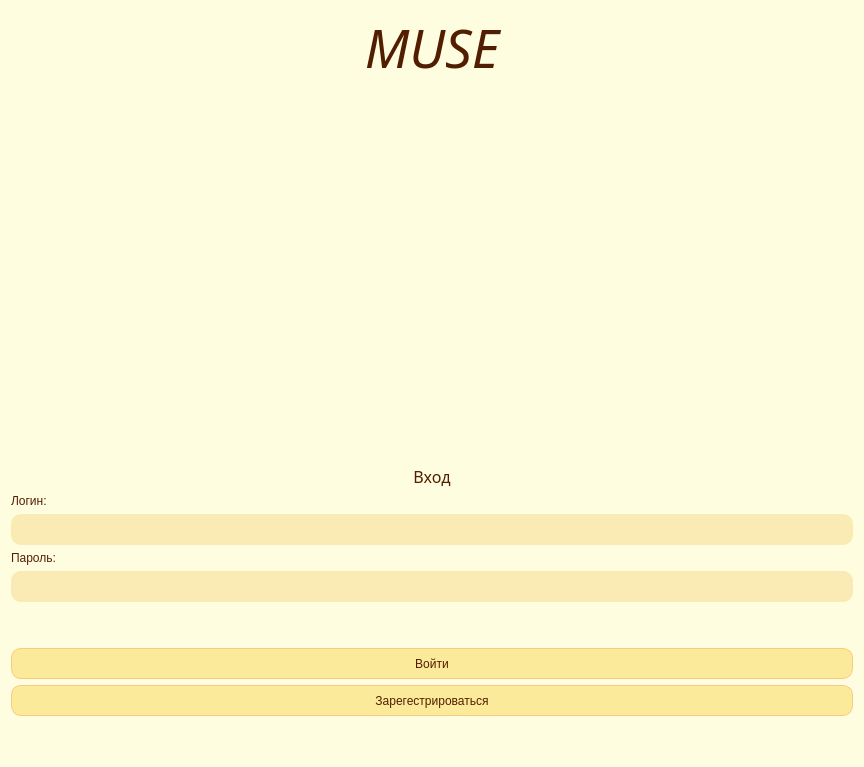
Qt form ui/raw/StartScreen.ui (Telegrammer/Muse) before a commit.
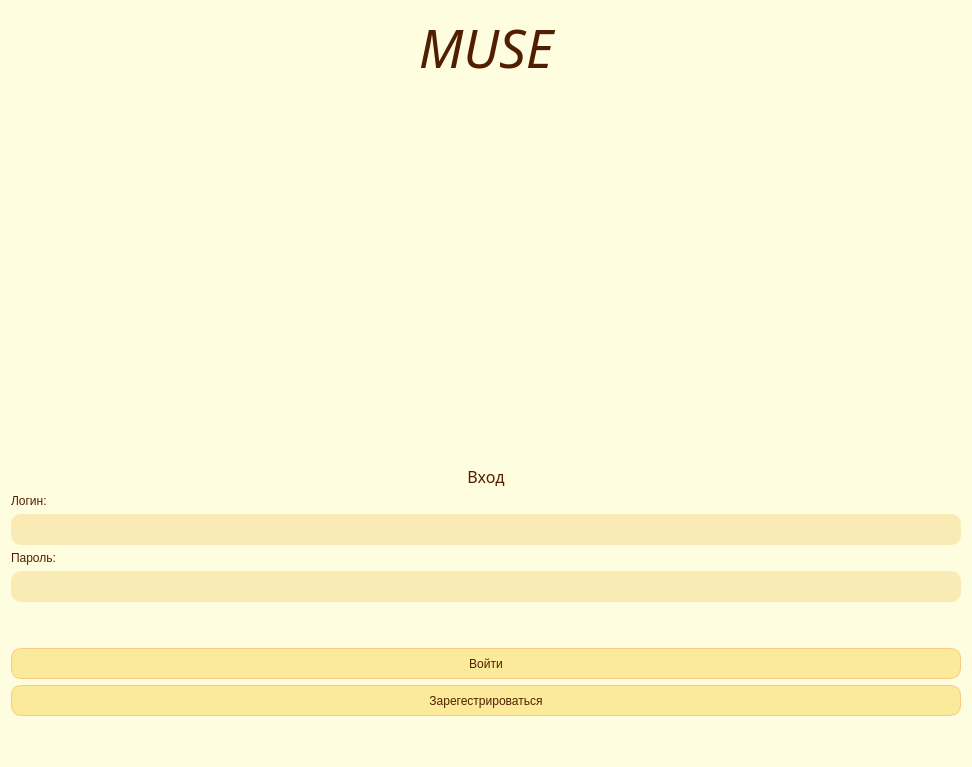
The same form after that commit. Icons and pictures are not drawn.

```diff
--- a/ui/raw/StartScreen.ui
+++ b/ui/raw/StartScreen.ui
@@ -9,7 +9,7 @@
    <rect>
     <x>0</x>
     <y>0</y>
-    <width>864</width>
+    <width>972</width>
     <height>767</height>
    </rect>
   </property>
```
